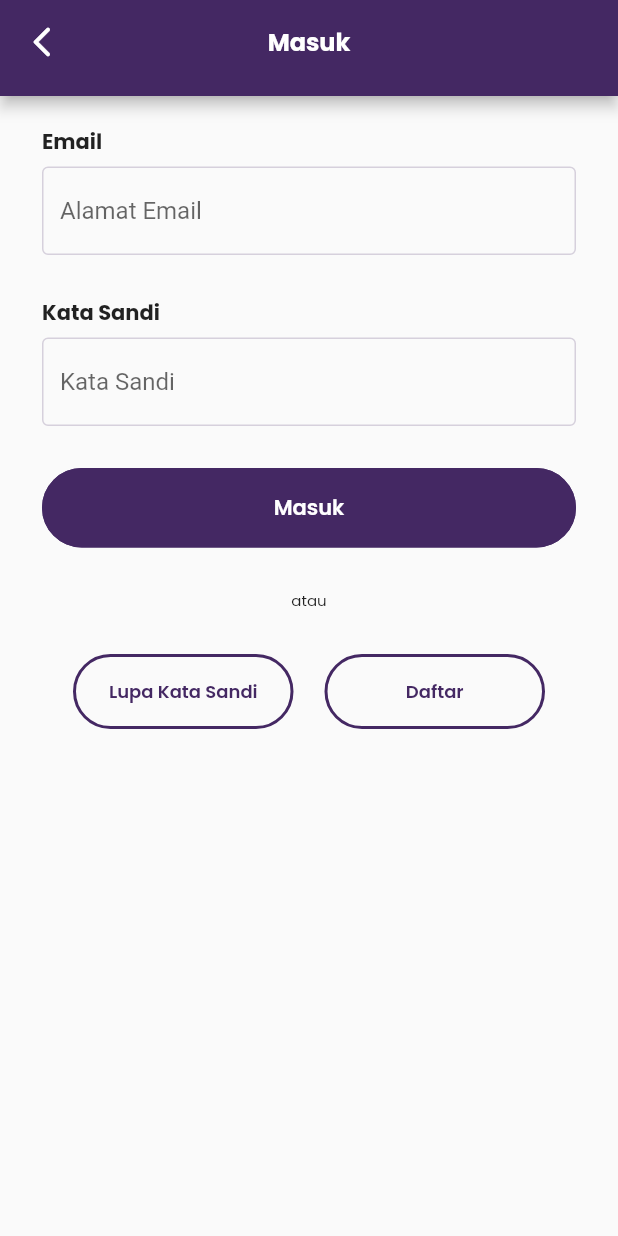
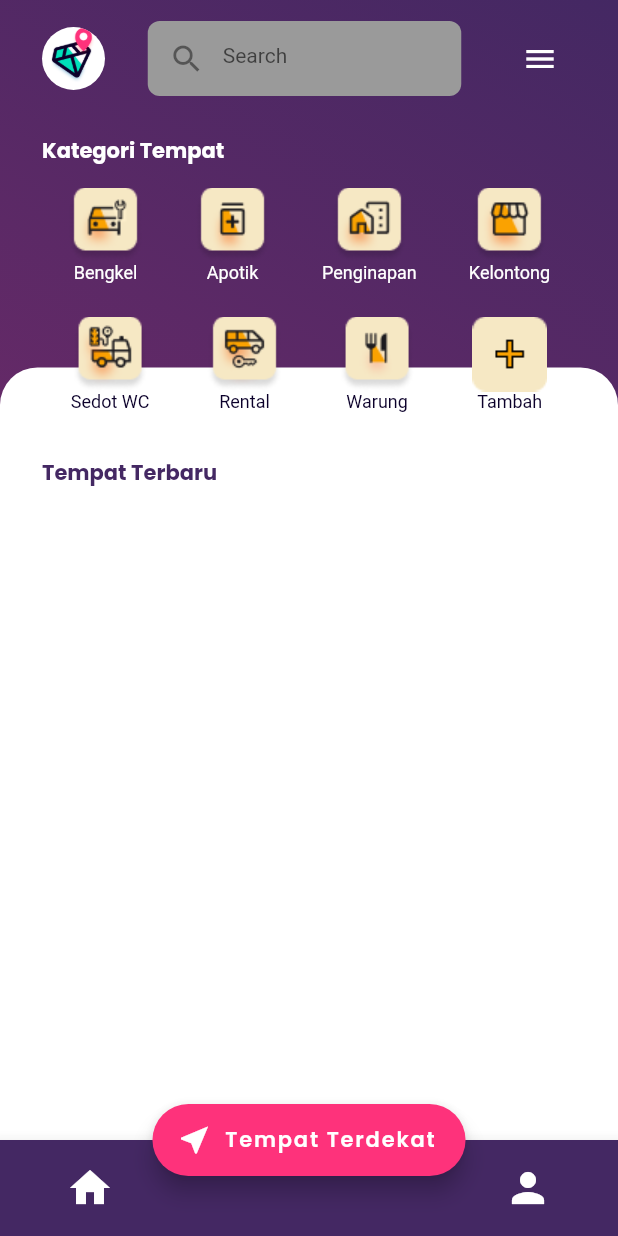
Before and after one commit to CPSG-09/hiddengems, a Flutter app: the LoginPage screen opened by its route, after a tap on "Masuk", on a phone screen of 412 x 824 dp. Run offline on Flutter 3.47's test engine with Material 2 defaults, Android fonts, the phone set to English and light mode, and no system bars; our stand-ins replace firebase_core, google_fonts; missing offline and left inert: cloud_firestore_web, firebase_auth_web, firebase_core_web, firebase_storage_web; accounts and stored records are empty; Roboto replaces fonts that are missing (Heebo).

Commit message:
Penambahan Home Page

```diff
--- a/lib/common/constants.dart
+++ b/lib/common/constants.dart
@@ -22,4 +22,4 @@ final TextStyle kFieldTitle =
 final TextStyle kFieldInput = GoogleFonts.heebo(fontSize: 14);
 final TextStyle kTitle =
     GoogleFonts.poppins(fontSize: 12, fontWeight: FontWeight.bold);
-final TextStyle kSubtitle = GoogleFonts.heebo(fontSize: 10);
+final TextStyle kSubtitle = GoogleFonts.heebo(fontSize: 12);
--- a/lib/main.dart
+++ b/lib/main.dart
@@ -1,5 +1,6 @@
 import 'package:flutter/material.dart';
 import 'package:hiddengems/common/utils.dart';
+import 'package:hiddengems/persentation/pages/home_page.dart';
 import 'package:hiddengems/persentation/pages/login_page.dart';
 import 'package:hiddengems/persentation/pages/signup_page.dart';
 import 'package:hiddengems/persentation/pages/splash_page.dart';
@@ -28,12 +29,14 @@ class MyApp extends StatelessWidget {
       navigatorObservers: [routeObserver],
       onGenerateRoute: (RouteSettings settings) {
         switch (settings.name) {
-          case '/home':
+          case '/':
             return MaterialPageRoute(builder: (_) => const SplashPage());
           case LoginPage.ROUTE_NAME:
-            return MaterialPageRoute(builder: (_) => LoginPage());
+            return MaterialPageRoute(builder: (_) => const LoginPage());
           case SignUpPage.ROUTE_NAME:
-            return MaterialPageRoute(builder: (_) => SignUpPage());
+            return MaterialPageRoute(builder: (_) => const SignUpPage());
+          case HomePage.ROUTE_NAME:
+            return MaterialPageRoute(builder: (_) => const HomePage());
           default:
             return MaterialPageRoute(builder: (_) {
               return const Scaffold(
--- /dev/null
+++ b/lib/persentation/pages/home_page.dart
@@ -0,0 +1,217 @@
+import 'package:flutter/material.dart';
+import 'package:hiddengems/common/constants.dart';
+import 'package:hiddengems/persentation/widgets/icon_menu.dart';
+
+class HomePage extends StatefulWidget {
+  static const ROUTE_NAME = '/home';
+
+  const HomePage({Key? key}) : super(key: key);
+
+  @override
+  State<HomePage> createState() => _HomePageState();
+}
+
+class _HomePageState extends State<HomePage> {
+  @override
+  Widget build(BuildContext context) {
+    // var size = MediaQuery.of(context).size;
+
+    return Scaffold(
+      bottomNavigationBar: BottomAppBar(
+        color: kPurple,
+        child: Container(
+          padding: const EdgeInsets.symmetric(horizontal: 36),
+          height: 64,
+          child: Row(
+            mainAxisAlignment: MainAxisAlignment.spaceBetween,
+            children: [
+              IconButton(
+                onPressed: () {},
+                icon: const Icon(Icons.home, size: 32, color: kWhite),
+              ),
+              IconButton(
+                onPressed: () {},
+                icon: const Icon(Icons.person, size: 32, color: kWhite),
+              ),
+            ],
+          ),
+        ),
+      ),
+      floatingActionButton: FloatingActionButton.extended(
+        backgroundColor: kPink,
+        onPressed: () {},
+        label: Text(
+          'Tempat Terdekat',
+          style: kButton,
+        ),
+        icon: const Icon(Icons.near_me),
+      ),
+      floatingActionButtonLocation: FloatingActionButtonLocation.centerDocked,
+      body: Stack(
+        children: [
+          Container(
+            height: double.infinity,
+            width: double.infinity,
+            decoration: const BoxDecoration(
+              gradient: LinearGradient(
+                begin: Alignment.topRight,
+                end: Alignment.bottomLeft,
+                colors: [
+                  Color(0xFF442863),
+                  Color(0xFF842B6B),
+                ],
+              ),
+            ),
+          ),
+          SafeArea(
+            child: Column(
+              children: [
+                Padding(
+                  padding:
+                      const EdgeInsets.symmetric(horizontal: 28, vertical: 14),
+                  child: Column(
+                    crossAxisAlignment: CrossAxisAlignment.start,
+                    children: [
+                      Row(
+                        mainAxisAlignment: MainAxisAlignment.spaceBetween,
+                        children: [
+                          Container(
+                            height: 42,
+                            width: 42,
+                            padding: const EdgeInsets.all(12),
+                            decoration: BoxDecoration(
+                                image: const DecorationImage(
+                                    image: AssetImage(
+                                        'assets/images/logo_app.png'),
+                                    fit: BoxFit.cover),
+                                color: kWhite,
+                                borderRadius: BorderRadius.circular(100)),
+                          ),
+                          Container(
+                            padding: const EdgeInsets.all(2),
+                            width: 209,
+                            height: 50,
+                            decoration: BoxDecoration(
+                              color: kGrey,
+                              borderRadius: BorderRadius.circular(8),
+                            ),
+                            child: TextField(
+                              style: kFieldInput,
+                              decoration: const InputDecoration(
+                                prefixIcon: Icon(Icons.search),
+                                border: InputBorder.none,
+                                hintText: 'Search',
+                              ),
+                            ),
+                          ),
+                          Container(
+                            padding: const EdgeInsets.all(12),
+                            decoration: BoxDecoration(
+                                borderRadius: BorderRadius.circular(100)),
+                            child: const Icon(
+                              Icons.menu,
+                              color: kWhite,
+                            ),
+                          ),
+                        ],
+                      ),
+                      const SizedBox(height: 26),
+                      Text(
+                        'Kategori Tempat',
+                        style: kFieldTitle.copyWith(color: kWhite),
+                      ),
+                    ],
+                  ),
+                ),
+                Expanded(
+                  child: Stack(
+                    children: [
+                      Container(
+                        margin: const EdgeInsets.only(top: 120),
+                        decoration: const BoxDecoration(
+                          color: kWhite,
+                          borderRadius: BorderRadius.only(
+                            topLeft: Radius.circular(25),
+                            topRight: Radius.circular(25),
+                          ),
+                        ),
+                      ),
+                      Padding(
+                        padding: const EdgeInsets.symmetric(horizontal: 28),
+                        child: Column(
+                          crossAxisAlignment: CrossAxisAlignment.start,
+                          children: [
+                            Row(
+                              mainAxisAlignment: MainAxisAlignment.spaceAround,
+                              children: [
+                                IconMenu(
+                                  title: 'Bengkel',
+                                  image: 'assets/icons/icon_bengkel.png',
+                                  onTap: () {},
+                                ),
+                                IconMenu(
+                                  title: 'Apotik',
+                                  image: 'assets/icons/icon_apotik.png',
+                                  onTap: () {},
+                                ),
+                                IconMenu(
+                                  title: 'Penginapan',
+                                  image: 'assets/icons/icon_penginapan.png',
+                                  onTap: () {},
+                                ),
+                                IconMenu(
+                                  title: 'Kelontong',
+                                  image: 'assets/icons/icon_kelontong.png',
+                                  onTap: () {},
+                                ),
+                              ],
+                            ),
+                            const SizedBox(height: 22),
+                            Row(
+                              mainAxisAlignment: MainAxisAlignment.spaceAround,
+                              children: [
+                                IconMenu(
+                                  title: 'Sedot WC',
+                                  image: 'assets/icons/icon_sedot_wc.png',
+                                  titleColor: kBlack,
+                                  onTap: () {},
+                                ),
+                                IconMenu(
+                                  title: 'Rental',
+                                  image: 'assets/icons/icon_rental.png',
+                                  titleColor: kBlack,
+                                  onTap: () {},
+                                ),
+                                IconMenu(
+                                  title: 'Warung',
+                                  image: 'assets/icons/icon_warung_makan.png',
+                                  titleColor: kBlack,
+                                  onTap: () {},
+                                ),
+                                IconMenu(
+                                  title: 'Tambah',
+                                  image: 'assets/icons/icon_tambah_tempat.png',
+                                  titleColor: kBlack,
+                                  onTap: () {},
+                                ),
+                              ],
+                            ),
+                            const SizedBox(height: 30),
+                            Text(
+                              'Tempat Terbaru',
+                              style: kFieldTitle.copyWith(color: kPurple),
+                            ),
+                          ],
+                        ),
+                      ),
+                    ],
+                  ),
+                ),
+              ],
+            ),
+          ),
+        ],
+      ),
+    );
+  }
+}
--- a/lib/persentation/pages/login_page.dart
+++ b/lib/persentation/pages/login_page.dart
@@ -1,18 +1,29 @@
 import 'package:flutter/material.dart';
-import 'package:flutter/src/widgets/framework.dart';
 import 'package:google_fonts/google_fonts.dart';
 import 'package:hiddengems/common/constants.dart';
+import 'package:hiddengems/persentation/pages/home_page.dart';
 import 'package:hiddengems/persentation/pages/signup_page.dart';
 import 'package:hiddengems/persentation/widgets/button.dart';
 
 class LoginPage extends StatefulWidget {
   static const ROUTE_NAME = '/login';
 
+  const LoginPage({Key? key}) : super(key: key);
+
   @override
   State<LoginPage> createState() => _LoginPageState();
 }
 
 class _LoginPageState extends State<LoginPage> {
+  final emailController = TextEditingController();
+  String password = '';
+  bool isPasswordVisible = true;
+
+  @override
+  void initState() {
+    super.initState();
+  }
+
   @override
   Widget build(BuildContext context) {
     return Scaffold(
@@ -23,7 +34,7 @@ class _LoginPageState extends State<LoginPage> {
             onPressed: () {
               Navigator.pop(context);
             },
-            icon: Icon(Icons.arrow_back_ios_new_rounded),
+            icon: const Icon(Icons.arrow_back_ios_new_rounded),
           ),
           backgroundColor: kPurple,
           title: Text(
@@ -33,7 +44,8 @@ class _LoginPageState extends State<LoginPage> {
           centerTitle: true,
         ),
       ),
-      body: SafeArea(
+      body: SingleChildScrollView(
+        child: SafeArea(
           child: Padding(
             padding: const EdgeInsets.symmetric(vertical: 20.0, horizontal: 28),
             child: Column(
@@ -50,11 +62,14 @@ class _LoginPageState extends State<LoginPage> {
                         ),
                       ),
                       TextFormField(
+                        keyboardType: TextInputType.emailAddress,
+                        textInputAction: TextInputAction.done,
+                        style: kFieldInput,
+                        controller: emailController,
                         decoration: InputDecoration(
                           hintText: 'Alamat Email',
                           border: const OutlineInputBorder(
-                          borderSide:
-                              const BorderSide(color: kPurple, width: 2),
+                            borderSide: BorderSide(color: kPurple, width: 2),
                           ),
                           enabledBorder: OutlineInputBorder(
                             borderSide: BorderSide(
@@ -72,8 +87,16 @@ class _LoginPageState extends State<LoginPage> {
                         ),
                       ),
                       TextFormField(
+                        style: kFieldInput,
                         decoration: InputDecoration(
                           hintText: 'Kata Sandi',
+                          suffixIcon: IconButton(
+                            onPressed: () => setState(
+                                () => isPasswordVisible = !isPasswordVisible),
+                            icon: isPasswordVisible
+                                ? const Icon(Icons.visibility_off)
+                                : const Icon(Icons.visibility),
+                          ),
                           border: const OutlineInputBorder(
                             borderSide: BorderSide(color: kPurple, width: 5),
                           ),
@@ -83,25 +106,28 @@ class _LoginPageState extends State<LoginPage> {
                             ),
                           ),
                         ),
+                        obscureText: isPasswordVisible,
                       ),
                     ],
                   ),
                 ),
-              SizedBox(height: 28),
+                const SizedBox(height: 28),
                 Button(
                   name: 'Masuk',
-                onPressed: () {},
+                  onPressed: () {
+                    Navigator.pushNamed(context, HomePage.ROUTE_NAME);
+                  },
                   backgroundColor: kPurple,
                   textColor: kWhite,
                 ),
-              SizedBox(height: 28),
+                const SizedBox(height: 28),
                 Center(
                   child: Text(
                     'atau',
                     style: GoogleFonts.poppins(fontSize: 10),
                   ),
                 ),
-              SizedBox(height: 28),
+                const SizedBox(height: 28),
                 Row(
                   mainAxisAlignment: MainAxisAlignment.spaceEvenly,
                   children: [
@@ -114,7 +140,7 @@ class _LoginPageState extends State<LoginPage> {
                           backgroundColor: Colors.transparent,
                           elevation: 0,
                           shape: RoundedRectangleBorder(
-                          side: BorderSide(color: kPurple, width: 2),
+                            side: const BorderSide(color: kPurple, width: 2),
                             borderRadius: BorderRadius.circular(100.0),
                           ),
                         ),
@@ -135,7 +161,7 @@ class _LoginPageState extends State<LoginPage> {
                           backgroundColor: Colors.transparent,
                           elevation: 0,
                           shape: RoundedRectangleBorder(
-                          side: BorderSide(color: kPurple, width: 2),
+                            side: const BorderSide(color: kPurple, width: 2),
                             borderRadius: BorderRadius.circular(100.0),
                           ),
                         ),
@@ -151,6 +177,7 @@ class _LoginPageState extends State<LoginPage> {
             ),
           ),
         ),
+      ),
     );
   }
 }
--- a/lib/persentation/pages/signup_page.dart
+++ b/lib/persentation/pages/signup_page.dart
@@ -1,9 +1,5 @@
 import 'package:flutter/material.dart';
-import 'package:flutter/src/foundation/key.dart';
-import 'package:flutter/src/widgets/framework.dart';
-import 'package:google_fonts/google_fonts.dart';
 import 'package:hiddengems/common/constants.dart';
-import 'package:hiddengems/persentation/pages/login_page.dart';
 import 'package:hiddengems/persentation/widgets/button.dart';
 
 class SignUpPage extends StatefulWidget {
@@ -16,6 +12,14 @@ class SignUpPage extends StatefulWidget {
 }
 
 class _SignUpPageState extends State<SignUpPage> {
+  final emailController = TextEditingController();
+  String password = '';
+
+  @override
+  void initState() {
+    super.initState();
+  }
+
   @override
   Widget build(BuildContext context) {
     return Scaffold(
@@ -24,9 +28,9 @@ class _SignUpPageState extends State<SignUpPage> {
         child: AppBar(
           leading: IconButton(
             onPressed: () {
-              Navigator.pushReplacementNamed(context, LoginPage.ROUTE_NAME);
+              Navigator.pop(context);
             },
-            icon: Icon(Icons.arrow_back_ios_new_rounded),
+            icon: const Icon(Icons.arrow_back_ios_new_rounded),
           ),
           backgroundColor: kPurple,
           title: Text(
@@ -36,7 +40,8 @@ class _SignUpPageState extends State<SignUpPage> {
           centerTitle: true,
         ),
       ),
-      body: SafeArea(
+      body: SingleChildScrollView(
+        child: SafeArea(
           child: Padding(
             padding: const EdgeInsets.symmetric(vertical: 20.0, horizontal: 28),
             child: Column(
@@ -53,11 +58,11 @@ class _SignUpPageState extends State<SignUpPage> {
                         ),
                       ),
                       TextFormField(
+                        style: kFieldInput,
                         decoration: InputDecoration(
                           hintText: 'Nama Lengkap',
                           border: const OutlineInputBorder(
-                          borderSide:
-                              const BorderSide(color: kPurple, width: 2),
+                            borderSide: BorderSide(color: kPurple, width: 2),
                           ),
                           enabledBorder: OutlineInputBorder(
                             borderSide: BorderSide(
@@ -75,6 +80,8 @@ class _SignUpPageState extends State<SignUpPage> {
                         ),
                       ),
                       TextFormField(
+                        keyboardType: TextInputType.emailAddress,
+                        style: kFieldInput,
                         decoration: InputDecoration(
                           hintText: 'Alamat Email',
                           border: const OutlineInputBorder(
@@ -96,6 +103,7 @@ class _SignUpPageState extends State<SignUpPage> {
                         ),
                       ),
                       TextFormField(
+                        style: kFieldInput,
                         decoration: InputDecoration(
                           hintText: 'Kata Sandi',
                           border: const OutlineInputBorder(
@@ -111,7 +119,7 @@ class _SignUpPageState extends State<SignUpPage> {
                     ],
                   ),
                 ),
-              SizedBox(height: 28),
+                const SizedBox(height: 28),
                 Button(
                   name: 'Daftar',
                   onPressed: () {},
@@ -122,6 +130,7 @@ class _SignUpPageState extends State<SignUpPage> {
             ),
           ),
         ),
+      ),
     );
   }
 }
--- a/lib/persentation/pages/splash_page.dart
+++ b/lib/persentation/pages/splash_page.dart
@@ -1,3 +1,5 @@
+// ignore_for_file: prefer_const_constructors
+
 import 'package:flutter/material.dart';
 import 'package:hiddengems/common/constants.dart';
 import 'package:hiddengems/persentation/pages/login_page.dart';
@@ -22,9 +24,14 @@ class _SplashPageState extends State<SplashPage> {
           child: Column(
             children: [
               const Spacer(),
-              const Icon(
-                Icons.access_alarm,
-                size: 80,
+              Container(
+                height: 128,
+                width: 128,
+                decoration: BoxDecoration(
+                  image: DecorationImage(
+                      image: AssetImage('assets/images/logo_app.png'),
+                      fit: BoxFit.cover),
+                ),
               ),
               Text(
                 'Hidden Gems',
@@ -38,7 +45,7 @@ class _SplashPageState extends State<SplashPage> {
                 'Keseharian Anda',
                 style: kSubtitleApp.copyWith(color: kGrey),
               ),
-              const Spacer(),
+              Spacer(),
               // Button
               Button(
                 name: 'Masuk Untuk Memulai',
--- a/lib/persentation/widgets/button.dart
+++ b/lib/persentation/widgets/button.dart
@@ -1,13 +1,10 @@
 import 'package:flutter/material.dart';
-import 'package:flutter/src/foundation/key.dart';
-import 'package:flutter/src/widgets/framework.dart';
 import 'package:hiddengems/common/constants.dart';
 
 class Button extends StatelessWidget {
   final String name;
   final Function() onPressed;
-  final Color backgroundColor;
-  final Color textColor;
+  final Color backgroundColor, textColor;
 
   const Button(
       {required this.name,
@@ -27,7 +24,7 @@ class Button extends StatelessWidget {
           backgroundColor: backgroundColor,
           elevation: 0,
           shape: RoundedRectangleBorder(
-            side: BorderSide(color: kPurple),
+            side: const BorderSide(color: kPurple),
             borderRadius: BorderRadius.circular(100.0),
           ),
         ),
--- /dev/null
+++ b/lib/persentation/widgets/icon_menu.dart
@@ -0,0 +1,40 @@
+import 'package:flutter/material.dart';
+import 'package:hiddengems/common/constants.dart';
+
+class IconMenu extends StatelessWidget {
+  final String title;
+  final String image;
+  final Color titleColor;
+  final Function() onTap;
+
+  const IconMenu(
+      {required this.title,
+      required this.image,
+      this.titleColor = kWhite,
+      required this.onTap,
+      Key? key})
+      : super(key: key);
+
+  @override
+  Widget build(BuildContext context) {
+    return Column(
+      children: [
+        GestureDetector(
+          onTap: onTap,
+          child: Container(
+            height: 50,
+            width: 50,
+            decoration: BoxDecoration(
+              image:
+                  DecorationImage(image: AssetImage(image), fit: BoxFit.cover),
+            ),
+          ),
+        ),
+        Text(
+          title,
+          style: kSubtitle.copyWith(color: titleColor),
+        )
+      ],
+    );
+  }
+}
--- a/pubspec.yaml
+++ b/pubspec.yaml
@@ -75,6 +75,7 @@ flutter:
   # To add assets to your application, add an assets section, like this:
   assets:
     - assets/images/
+    - assets/icons/
 
   # An image asset can refer to one or more resolution-specific "variants", see
   # https://flutter.dev/assets-and-images/#resolution-aware
```
Also changed, not shown: assets/icons/icon_apotik.png (added), assets/icons/icon_bengkel.png (added), assets/icons/icon_kelontong.png (added), assets/icons/icon_penginapan.png (added), assets/icons/icon_rental.png (added), assets/icons/icon_sedot_wc.png (added), assets/icons/icon_tambah_tempat.png (added), assets/icons/icon_warung_makan.png (added), assets/images/logo_app.png (added). Lines whose indentation alone changed are shown as unchanged.
